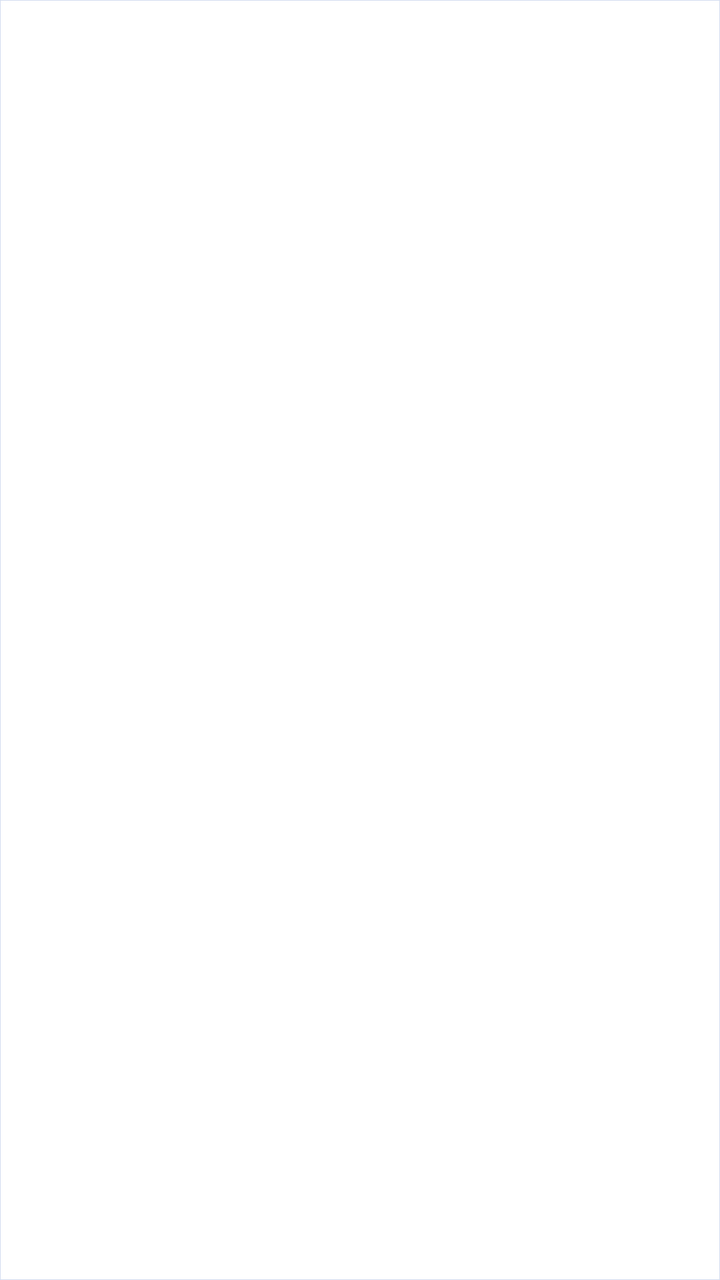
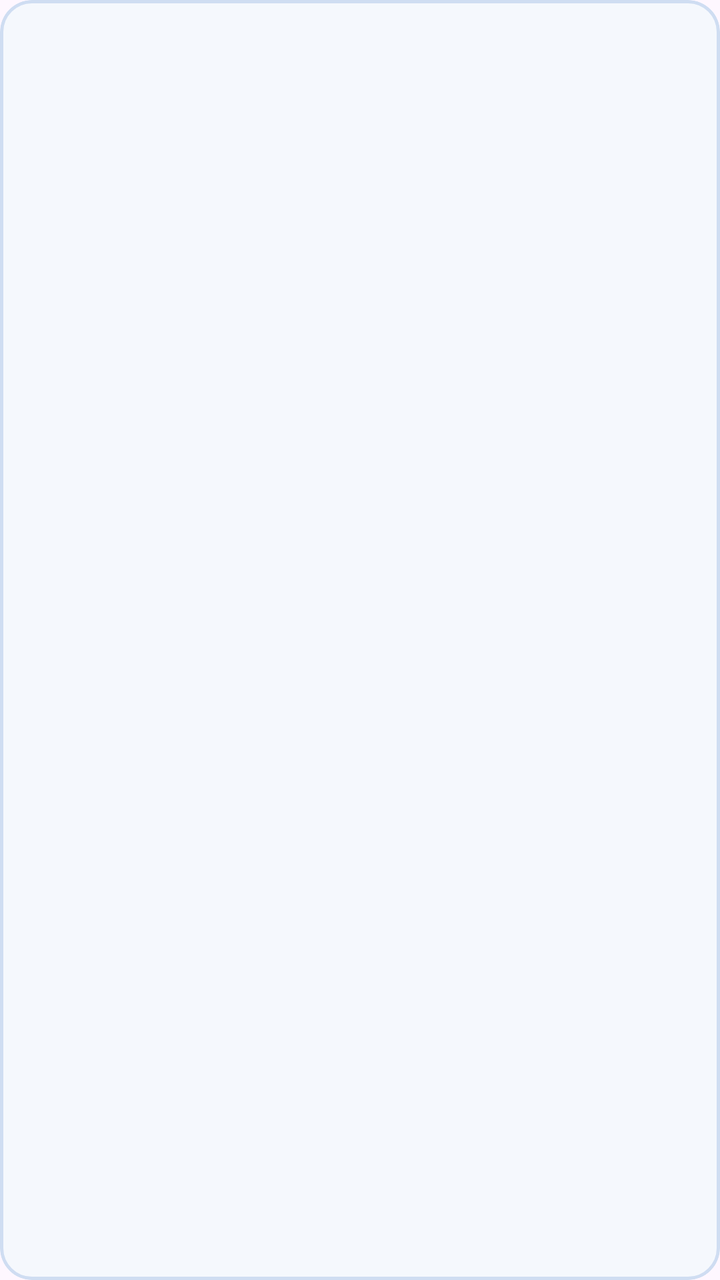

Before-and-after screenshots of an Android layout around one commit, followed by the original layout XML and the change that was made.
<!-- AndroidManifest.xml: application theme Theme.SiSapiMobile -->
<!-- res/layout/item_notif.xml -->
<?xml version="1.0" encoding="utf-8"?>
<LinearLayout xmlns:android="http://schemas.android.com/apk/res/android"
    android:layout_width="match_parent"
    android:layout_height="wrap_content"
    android:layout_marginBottom="8dp"
    android:background="@drawable/bg_notif_item"
    android:gravity="center_vertical"
    android:orientation="horizontal"
    android:padding="12dp">

    <View
        android:id="@+id/accent"
        android:layout_width="1.5dp"
        android:layout_height="36dp"
        android:layout_marginEnd="12dp" />

    <LinearLayout
        android:layout_width="0dp"
        android:layout_height="wrap_content"
        android:layout_weight="1"
        android:orientation="vertical">

        <TextView
            android:id="@+id/tvItemTitle"
            android:layout_width="match_parent"
            android:layout_height="wrap_content"
            android:textColor="#000000"
            android:textSize="15sp"
            android:textStyle="bold" />

        <TextView
            android:id="@+id/tvItemSub"
            android:layout_width="match_parent"
            android:layout_height="wrap_content"
            android:layout_marginTop="2dp"
            android:layout_marginLeft="14dp"
            android:textColor="#333333"
            android:textSize="10sp" />
    </LinearLayout>
</LinearLayout>
<!-- resources referenced by this layout -->
<resources>
  <!-- drawable bg_notif_item (drawable) -->
  <?xml version="1.0" encoding="utf-8"?>
  <shape xmlns:android="http://schemas.android.com/apk/res/android">
      <solid android:color="#FFFFFF" />
      <stroke android:width="0.1dp" android:color="@color/panel_line" />
  </shape>
  <style name="Theme.SiSapiMobile" parent="Base.Theme.SiSapiMobile" />
  <color name="panel_line">#D3DDF0</color>
  <style name="Base.Theme.SiSapiMobile" parent="Theme.Material3.DayNight.NoActionBar">
          <item name="android:windowOptOutEdgeToEdgeEnforcement" tools:targetApi="35">true</item>
      </style>
</resources>

<!-- the commit's change to res/layout/item_notif.xml (unified diff, before → after) -->
@@ -1,40 +1,57 @@
 <?xml version="1.0" encoding="utf-8"?>
-<LinearLayout xmlns:android="http://schemas.android.com/apk/res/android"
+<com.google.android.material.card.MaterialCardView xmlns:android="http://schemas.android.com/apk/res/android"
+    xmlns:app="http://schemas.android.com/apk/res-auto"
     android:layout_width="match_parent"
     android:layout_height="wrap_content"
-    android:layout_marginBottom="8dp"
-    android:background="@drawable/bg_notif_item"
-    android:gravity="center_vertical"
-    android:orientation="horizontal"
-    android:padding="12dp">
-
-    <View
-        android:id="@+id/accent"
-        android:layout_width="1.5dp"
-        android:layout_height="36dp"
-        android:layout_marginEnd="12dp" />
+    android:layout_marginBottom="10dp"
+    android:clickable="true"
+    android:focusable="true"
+    android:foreground="?attr/selectableItemBackground"
+    app:cardBackgroundColor="@color/bento_input_bg"
+    app:cardCornerRadius="16dp"
+    app:cardElevation="0dp"
+    app:strokeColor="@color/bento_stroke"
+    app:strokeWidth="1.5dp">
 
     <LinearLayout
-        android:layout_width="0dp"
+        android:layout_width="match_parent"
         android:layout_height="wrap_content"
-        android:layout_weight="1"
-        android:orientation="vertical">
+        android:gravity="center_vertical"
+        android:minHeight="68dp"
+        android:orientation="horizontal"
+        android:paddingStart="14dp"
+        android:paddingTop="12dp"
+        android:paddingEnd="14dp"
+        android:paddingBottom="12dp">
 
-        <TextView
-            android:id="@+id/tvItemTitle"
-            android:layout_width="match_parent"
+        
+        <View
+            android:id="@+id/accent"
+            android:layout_width="5dp"
+            android:layout_height="42dp"
+            android:layout_marginEnd="14dp" />
+
+        <LinearLayout
+            android:layout_width="0dp"
             android:layout_height="wrap_content"
-            android:textColor="#000000"
-            android:textSize="15sp"
-            android:textStyle="bold" />
+            android:layout_weight="1"
+            android:orientation="vertical">
 
-        <TextView
-            android:id="@+id/tvItemSub"
-            android:layout_width="match_parent"
-            android:layout_height="wrap_content"
-            android:layout_marginTop="2dp"
-            android:layout_marginLeft="14dp"
-            android:textColor="#333333"
-            android:textSize="10sp" />
+            <TextView
+                android:id="@+id/tvItemTitle"
+                android:layout_width="match_parent"
+                android:layout_height="wrap_content"
+                android:textColor="@color/navy"
+                android:textSize="16sp"
+                android:textStyle="bold" />
+
+            <TextView
+                android:id="@+id/tvItemSub"
+                android:layout_width="match_parent"
+                android:layout_height="wrap_content"
+                android:layout_marginTop="4dp"
+                android:textColor="@color/muted"
+                android:textSize="13sp" />
+        </LinearLayout>
     </LinearLayout>
-</LinearLayout>
+</com.google.android.material.card.MaterialCardView>
<!-- resource entries referenced after the edit -->
@@ -1,13 +1,10 @@
 <!-- resources referenced by this layout -->
 <resources>
-  <!-- drawable bg_notif_item (drawable) -->
-  <?xml version="1.0" encoding="utf-8"?>
-  <shape xmlns:android="http://schemas.android.com/apk/res/android">
-      <solid android:color="#FFFFFF" />
-      <stroke android:width="0.1dp" android:color="@color/panel_line" />
-  </shape>
+  <color name="bento_input_bg">#F5F8FD</color>
+  <color name="bento_stroke">#CFDDF2</color>
+  <color name="muted">#5B6B8C</color>
+  <color name="navy">#161B40</color>
   <style name="Theme.SiSapiMobile" parent="Base.Theme.SiSapiMobile" />
-  <color name="panel_line">#D3DDF0</color>
   <style name="Base.Theme.SiSapiMobile" parent="Theme.Material3.DayNight.NoActionBar">
           <item name="android:windowOptOutEdgeToEdgeEnforcement" tools:targetApi="35">true</item>
       </style>
